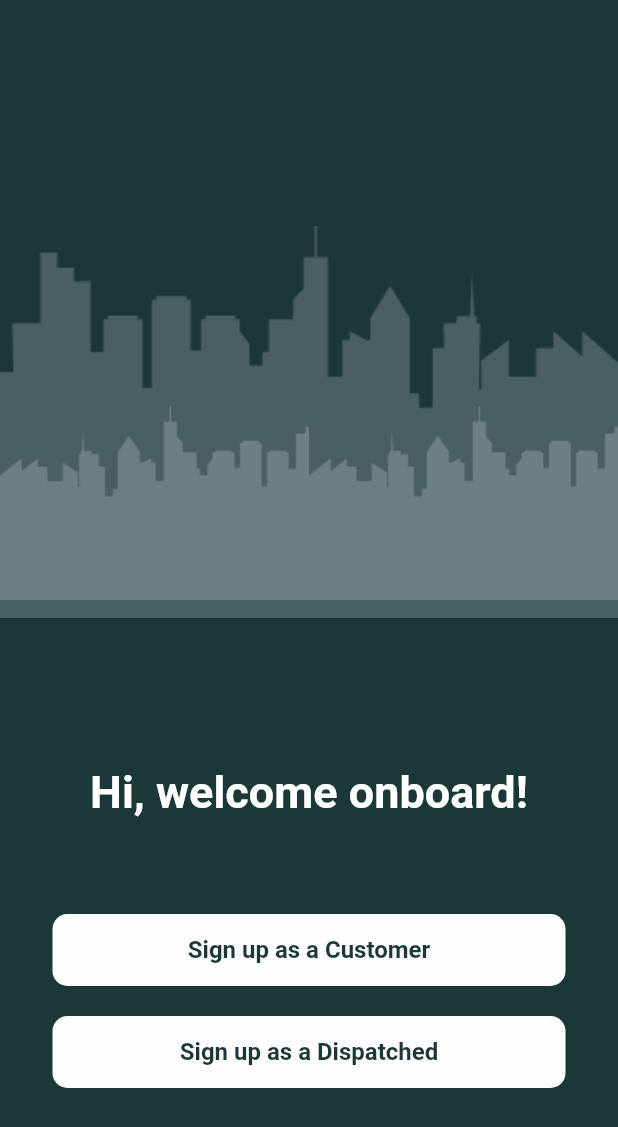
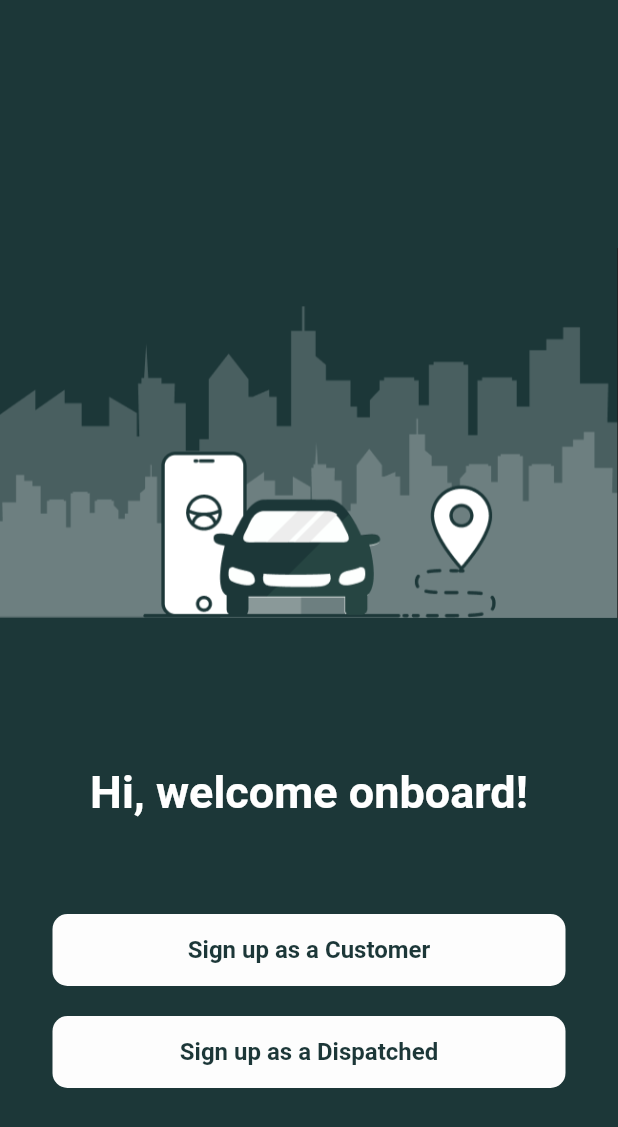
Before and after one commit to Ahmodiyy/fasta, a Flutter app: the screen it shows after launch, on a phone screen of 412 x 824 dp. Shown: the top 1127 px of the screen. Run offline on Flutter 3.47's test engine with Material 2 defaults, Android fonts, the phone set to English and light mode, and no system bars; our stand-ins replace smooth_page_indicator.

Commit message:
Secound commit to Welcome page and also making some structure to the folder

```diff
--- a/fastaapp/lib/firstPage.dart
+++ b/fastaapp/lib/features/onboarding/firstPage.dart
@@ -1,6 +1,6 @@
 import 'dart:async';
 
-import 'package:fastaapp/welcomePage.dart';
+import 'package:fastaapp/features/onboarding/welcomePage.dart';
 import 'package:flutter/material.dart';
 // import 'package:splashscreen/splashscreen.dart';
 
--- a/fastaapp/lib/welcomePage.dart
+++ b/fastaapp/lib/features/onboarding/welcomePage.dart
@@ -1,21 +1,21 @@
-import 'package:fastaapp/threePageIndicator.dart';
+import 'package:fastaapp/features/onboarding/threePageIndicator.dart';
 import 'package:flutter/material.dart';
 
+void main() => runApp( Welcompage());
 
 class Welcompage extends StatelessWidget {
-  const Welcompage({super.key});
+   Welcompage({super.key});
 
   @override
   Widget build(BuildContext context) {
-
-  void threePageindicator(){
+      void threePageindicator(){
      Navigator.push(
       context,
       MaterialPageRoute(builder: (context) => ThreePage()),
     );
   }
 
-    return Scaffold(
+   return Scaffold(
       body: SizedBox(
           height: double.infinity,
           width: double.infinity,
@@ -26,36 +26,7 @@ class Welcompage extends StatelessWidget {
                     alignment: Alignment.bottomCenter,
                     child: SizedBox(
                       width: double.infinity,
-                      child: Stack(
-                        children: [
-                          Image.asset(
-                            "images/1.png",
-                            fit: BoxFit.cover,
-                            width: double.infinity,
-                          ),
-                          Container(
-                            padding: EdgeInsets.only(top: 120),
-                            child: Row(
-                              children: [
-                                Expanded(
-                                  child: Image.asset(
-                                    "images/2.png",
-                                    fit: BoxFit.cover,
-                                    width: double.infinity,
-                                  ),
-                                ),
-                                Expanded(
-                                  child: Image.asset(
-                                    "images/2.png",
-                                    fit: BoxFit.cover,
-                                    width: double.infinity,
-                                  ),
-                                ),
-                              ],
-                            ),
-                          ),
-                        ],
-                      ),
+                      child: Image.asset("images/image1.PNG"),
                     ))),
               Expanded(
                   child: Center(
```
Also changed, not shown: fastaapp/lib/features/onboarding/getStartedPage.dart (added, +67 -0 lines), fastaapp/lib/features/onboarding/threePageIndicator.dart (renamed from fastaapp/lib/threePageIndicator.dart, +30 -6 lines), fastaapp/images/Fill 15.png (deleted), fastaapp/images/Stroke 3.png (deleted), fastaapp/images/image1.PNG (added), fastaapp/images/image2.PNG (added), fastaapp/images/image3.PNG (added), fastaapp/images/image4.PNG (added), fastaapp/lib/features/onboarding/main.dart (renamed from fastaapp/lib/main.dart), fastaapp/pubspec.yaml (line endings or trailing spaces), 1 other file.
